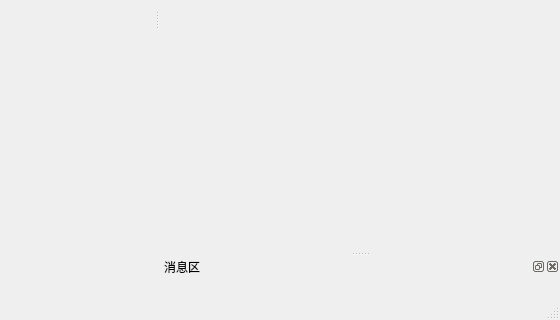
Qt form dataAnalysis/mainwindow.ui (xuqingxiangstu/platform) before a commit; both pictures show x 479 to 1039 and y 317 to 637 of the 1039 by 637 pixel window.
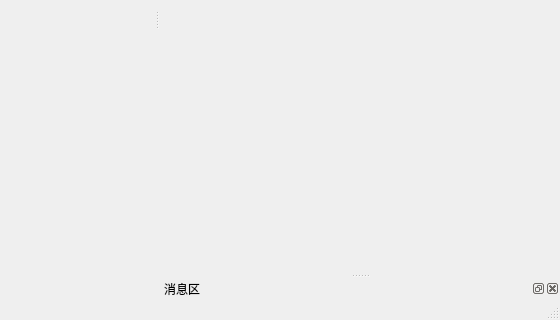
The same form after that commit.

Diff of the .ui file:
```diff
--- a/dataAnalysis/mainwindow.ui
+++ b/dataAnalysis/mainwindow.ui
@@ -141,6 +141,18 @@
    </attribute>
    <widget class="QWidget" name="dockWidgetContents_2">
     <layout class="QVBoxLayout" name="verticalLayout_3">
+     <property name="leftMargin">
+      <number>0</number>
+     </property>
+     <property name="topMargin">
+      <number>0</number>
+     </property>
+     <property name="rightMargin">
+      <number>3</number>
+     </property>
+     <property name="bottomMargin">
+      <number>0</number>
+     </property>
      <item>
       <layout class="QVBoxLayout" name="workSpaceVerticalLayout"/>
      </item>
@@ -167,6 +179,18 @@
    </attribute>
    <widget class="QWidget" name="dockWidgetContents_3">
     <layout class="QVBoxLayout" name="verticalLayout_7">
+     <property name="leftMargin">
+      <number>0</number>
+     </property>
+     <property name="topMargin">
+      <number>0</number>
+     </property>
+     <property name="rightMargin">
+      <number>3</number>
+     </property>
+     <property name="bottomMargin">
+      <number>0</number>
+     </property>
      <item>
       <layout class="QVBoxLayout" name="messageVerticalLayout"/>
      </item>
```
Left out of the diff: 24 changed lines with no effect on the pictures.
